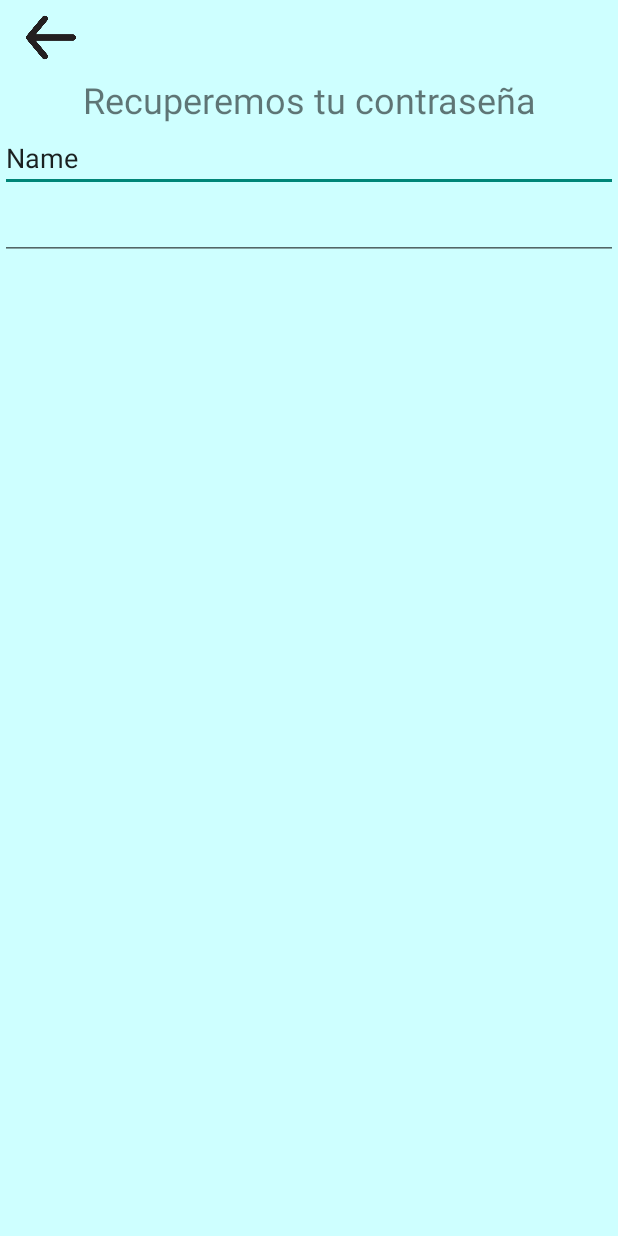
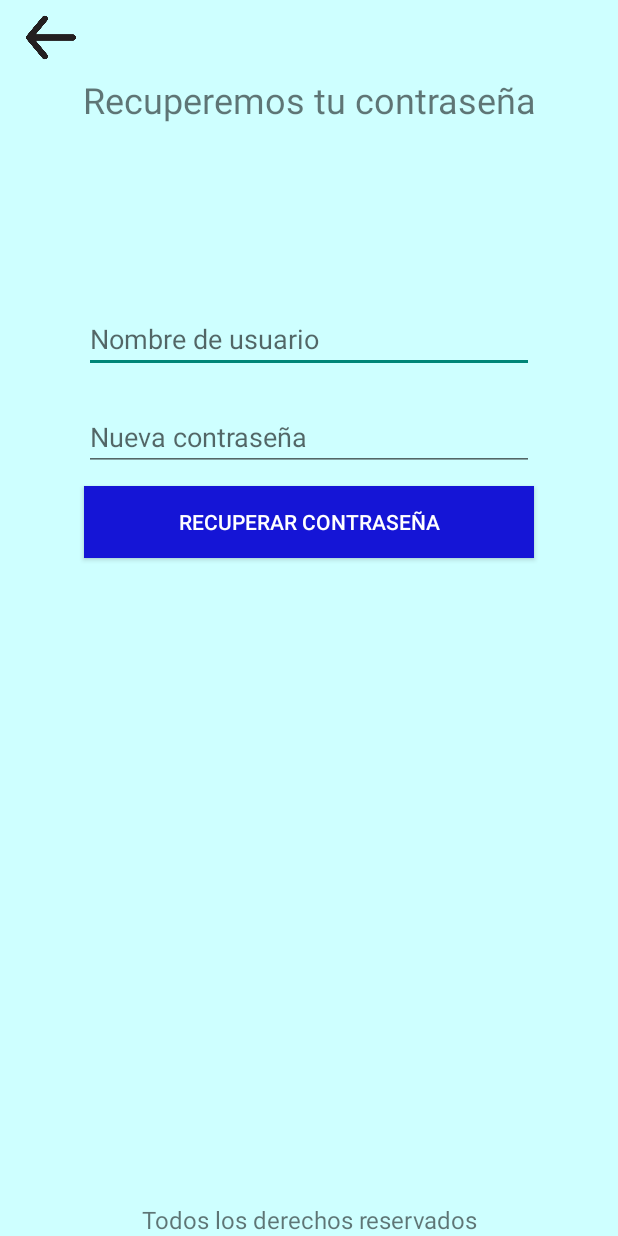
Before and after one commit to francocaputo123/final-2-am-acn4a-caputo-cardozo, an Android app: the Recovery screen opened directly, with no data from a screen before it, on a phone screen of 412 x 824 dp. Run offline under Robolectric (Android 15) with nearby library versions, the phone set to English and light mode, and no system bars.

Commit message:
Activity recovery completed.

```diff
--- a/app/src/main/java/com/example/learnyourself/MainActivity.java
+++ b/app/src/main/java/com/example/learnyourself/MainActivity.java
@@ -32,7 +32,7 @@ public class MainActivity extends AppCompatActivity {
     }
 
     //Método para boton de recuperar contraseña
-    public void recoveryPass(){
+    public void recoveryPass(View v){
         Intent i = new Intent(this, Recovery.class);
         startActivity(i);
     }
--- a/app/src/main/res/layout/activity_main.xml
+++ b/app/src/main/res/layout/activity_main.xml
@@ -117,9 +117,9 @@
             android:id="@+id/txtR"
             android:layout_width="match_parent"
             android:layout_height="wrap_content"
-            android:text="Todos los derechos reservados."
-            android:textSize="16sp"
-            android:textAlignment="center"/>
+            android:text="@string/reserved"
+            android:textAlignment="center"
+            android:textSize="16sp" />
 
         <LinearLayout
             android:layout_width="match_parent"
--- a/app/src/main/res/layout/activity_recovery.xml
+++ b/app/src/main/res/layout/activity_recovery.xml
@@ -25,19 +25,58 @@
         android:textAlignment="center"
         android:textSize="24sp" />
 
-    <EditText
-        android:id="@+id/editTextText"
+    <LinearLayout
         android:layout_width="match_parent"
-        android:layout_height="wrap_content"
-        android:ems="10"
-        android:inputType="text"
-        android:text="Name" />
+        android:layout_height="400dp"
+        android:orientation="vertical"
+        android:gravity="center_vertical">
 
-    <EditText
-        android:id="@+id/editTextTextPassword"
+        <EditText
+            android:id="@+id/editUser"
+            android:layout_width="300dp"
+            android:layout_height="wrap_content"
+            android:ems="10"
+            android:inputType="text"
+            android:hint="Nombre de usuario"
+            android:layout_gravity="center"
+            android:layout_marginVertical="10dp"/>
+
+        <EditText
+            android:id="@+id/editPass"
+            android:layout_width="300dp"
+            android:layout_height="wrap_content"
+            android:ems="10"
+            android:inputType="textPassword"
+            android:hint="Nueva contraseña"
+            android:layout_gravity="center"
+            android:layout_marginVertical="10dp"/>
+
+        <Button
+            android:id="@+id/changePass"
+            android:layout_width="300dp"
+            android:layout_height="wrap_content"
+            android:text="@string/re_btn"
+            android:background="@drawable/rectangular_button_background"
+            android:layout_gravity="center"
+            android:textColor="@color/txtColor"
+            android:onClick="recovery"/>
+
+    </LinearLayout>
+
+    <LinearLayout
         android:layout_width="match_parent"
-        android:layout_height="wrap_content"
-        android:ems="10"
-        android:inputType="textPassword" />
+        android:layout_height="match_parent"
+        android:orientation="vertical"
+        android:gravity="bottom">
+
+        <TextView
+            android:id="@+id/textView2"
+            android:layout_width="match_parent"
+            android:layout_height="wrap_content"
+            android:text="@string/reserved"
+            android:textSize="16sp"
+            android:textAlignment="center"
+            />
+    </LinearLayout>
 
 </LinearLayout>
--- a/app/src/main/res/values/strings.xml
+++ b/app/src/main/res/values/strings.xml
@@ -7,5 +7,7 @@
     <string name="l_txtpass">Ingrese su contraseña:</string>
     <string name="l_recoveryPass">¿Has olvidado tu contraseña?</string>
     <string name="re_title">Recuperemos tu contraseña</string>
+    <string name="reserved">Todos los derechos reservados</string>
+    <string name="re_btn">Recuperar contraseña</string>
     <string name="r_legend">    Es el momento de crear tu cuenta para obtener tu plan de aprendizaje y guardar tu progreso</string>
 </resources>
```
Also changed, not shown: app/src/main/java/com/example/learnyourself/Recovery.java (+49 -1 lines).
